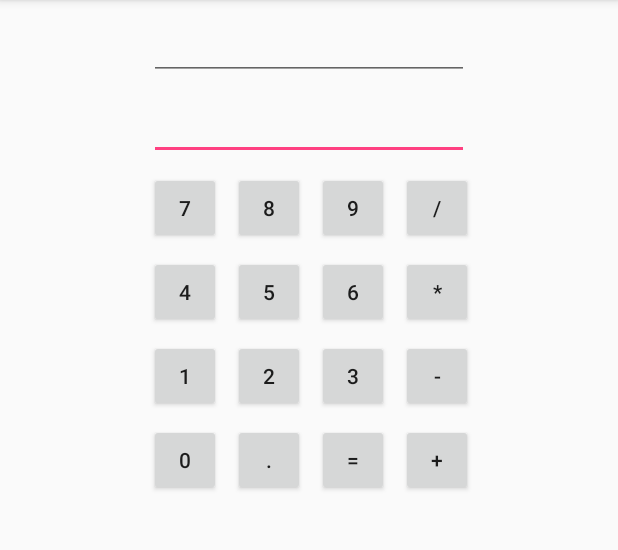
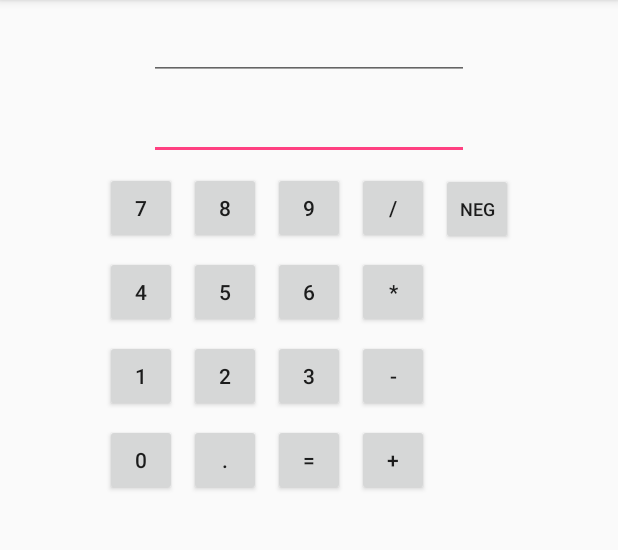
Before and after one commit to bmwanz/AndroidKotlinCalculator, an Android app: the screen it shows after launch (MainActivity), on a phone screen of 412 x 824 dp, the part 84-634 px from its top. Run offline under Robolectric (Android 15) with nearby library versions, the phone set to English and light mode, and no system bars.

Commit message:
added negative value button

```diff
--- a/app/src/main/java/com/maximumscrubbage/bw/androidkotlincalculator/MainActivity.kt
+++ b/app/src/main/java/com/maximumscrubbage/bw/androidkotlincalculator/MainActivity.kt
@@ -79,6 +79,22 @@ class MainActivity : AppCompatActivity() {
         button_multiply.setOnClickListener(opListener)
         button_divide.setOnClickListener(opListener)
         button_plus.setOnClickListener(opListener)
+
+        button_neg.setOnClickListener { view ->
+            val value = new_number.text.toString()
+            if (value.isEmpty()) {
+                new_number.setText("-")
+            } else {
+                try {
+                    var doubleValue = value.toDouble()
+                    doubleValue *= -1
+                    new_number.setText(doubleValue.toString())
+                } catch (e: NumberFormatException) {
+                    //newNumber was - or ., so clear it
+                    new_number.setText("")
+                }
+            }
+        }
     }
 
     private fun performOperation(value: Double, operation: String) {
--- a/app/src/main/res/layout-land/activity_main.xml
+++ b/app/src/main/res/layout-land/activity_main.xml
@@ -136,11 +136,13 @@
         android:id="@+id/button9"
         android:layout_width="wrap_content"
         android:layout_height="wrap_content"
-        android:layout_marginStart="4dp"
+        android:layout_marginEnd="8dp"
+        android:layout_marginStart="8dp"
         android:layout_marginTop="8dp"
         android:minWidth="48dp"
         android:text="9"
-        app:layout_constraintStart_toStartOf="@+id/guideline"
+        app:layout_constraintEnd_toEndOf="parent"
+        app:layout_constraintStart_toStartOf="parent"
         app:layout_constraintTop_toBottomOf="@+id/result" />
 
     <Button
@@ -152,6 +154,17 @@
         android:text="/"
         app:layout_constraintBaseline_toBaselineOf="@+id/button9"
         app:layout_constraintStart_toEndOf="@+id/button9" />
+
+    <Button
+        android:id="@+id/button_neg"
+        android:layout_width="wrap_content"
+        android:layout_height="wrap_content"
+        android:layout_marginStart="8dp"
+        android:minWidth="48dp"
+        android:text="Neg"
+        android:textSize="12sp"
+        app:layout_constraintBaseline_toBaselineOf="@+id/button_divide"
+        app:layout_constraintStart_toEndOf="@+id/button_divide" />
 
     <Button
         android:id="@+id/button_multiply"
--- a/app/src/main/res/layout/activity_main.xml
+++ b/app/src/main/res/layout/activity_main.xml
@@ -50,101 +50,97 @@
         android:id="@+id/button0"
         android:layout_width="wrap_content"
         android:layout_height="wrap_content"
-        android:layout_marginTop="8dp"
         android:minWidth="48dp"
         android:text="0"
-        app:layout_constraintStart_toStartOf="@+id/button1"
-        app:layout_constraintTop_toBottomOf="@+id/button1" />
+        app:layout_constraintBaseline_toBaselineOf="@+id/button_decimal"
+        app:layout_constraintStart_toStartOf="@+id/button1" />
 
     <Button
         android:id="@+id/button1"
         android:layout_width="wrap_content"
         android:layout_height="wrap_content"
-        android:layout_marginTop="8dp"
         android:minWidth="48dp"
         android:text="1"
-        app:layout_constraintStart_toStartOf="@+id/button4"
-        app:layout_constraintTop_toBottomOf="@+id/button4" />
+        app:layout_constraintBaseline_toBaselineOf="@+id/button2"
+        app:layout_constraintStart_toStartOf="@+id/button4" />
 
     <Button
         android:id="@+id/button2"
         android:layout_width="wrap_content"
         android:layout_height="wrap_content"
-        android:layout_marginStart="8dp"
         android:minWidth="48dp"
         android:text="2"
-        app:layout_constraintBaseline_toBaselineOf="@+id/button1"
-        app:layout_constraintStart_toEndOf="@+id/button1" />
+        app:layout_constraintBaseline_toBaselineOf="@+id/button3"
+        app:layout_constraintStart_toStartOf="@+id/button5" />
 
     <Button
         android:id="@+id/button3"
         android:layout_width="wrap_content"
         android:layout_height="wrap_content"
-        android:layout_marginStart="8dp"
+        android:layout_marginTop="8dp"
         android:minWidth="48dp"
         android:text="3"
-        app:layout_constraintBaseline_toBaselineOf="@+id/button2"
-        app:layout_constraintStart_toEndOf="@+id/button2" />
+        app:layout_constraintStart_toStartOf="@+id/button6"
+        app:layout_constraintTop_toBottomOf="@+id/button6" />
 
     <Button
         android:id="@+id/button4"
         android:layout_width="wrap_content"
         android:layout_height="wrap_content"
-        android:layout_marginTop="8dp"
         android:minWidth="48dp"
         android:text="4"
-        app:layout_constraintStart_toStartOf="@+id/button7"
-        app:layout_constraintTop_toBottomOf="@+id/button7" />
+        app:layout_constraintBaseline_toBaselineOf="@+id/button5"
+        app:layout_constraintStart_toStartOf="@+id/button7" />
 
     <Button
         android:id="@+id/button5"
         android:layout_width="wrap_content"
         android:layout_height="wrap_content"
-        android:layout_marginStart="8dp"
         android:minWidth="48dp"
         android:text="5"
-        app:layout_constraintBaseline_toBaselineOf="@+id/button4"
-        app:layout_constraintStart_toEndOf="@+id/button4" />
+        app:layout_constraintBaseline_toBaselineOf="@+id/button6"
+        app:layout_constraintStart_toStartOf="@+id/button8" />
 
     <Button
         android:id="@+id/button6"
         android:layout_width="wrap_content"
         android:layout_height="wrap_content"
-        android:layout_marginStart="8dp"
+        android:layout_marginTop="8dp"
         android:minWidth="48dp"
         android:text="6"
-        app:layout_constraintBaseline_toBaselineOf="@+id/button5"
-        app:layout_constraintStart_toEndOf="@+id/button5" />
+        app:layout_constraintStart_toStartOf="@+id/button9"
+        app:layout_constraintTop_toBottomOf="@+id/button9" />
 
     <Button
         android:id="@+id/button7"
         android:layout_width="wrap_content"
         android:layout_height="wrap_content"
-        android:layout_marginTop="8dp"
+        android:layout_marginEnd="8dp"
         android:minWidth="48dp"
         android:text="7"
-        app:layout_constraintStart_toStartOf="@+id/new_number"
-        app:layout_constraintTop_toBottomOf="@+id/new_number" />
+        app:layout_constraintBaseline_toBaselineOf="@+id/button8"
+        app:layout_constraintEnd_toStartOf="@+id/button8" />
 
     <Button
         android:id="@+id/button8"
         android:layout_width="wrap_content"
         android:layout_height="wrap_content"
-        android:layout_marginStart="8dp"
+        android:layout_marginEnd="8dp"
         android:minWidth="48dp"
         android:text="8"
-        app:layout_constraintBaseline_toBaselineOf="@+id/button7"
-        app:layout_constraintStart_toEndOf="@+id/button7" />
+        app:layout_constraintBaseline_toBaselineOf="@+id/button9"
+        app:layout_constraintEnd_toStartOf="@+id/button9" />
 
     <Button
         android:id="@+id/button9"
         android:layout_width="wrap_content"
         android:layout_height="wrap_content"
-        android:layout_marginStart="8dp"
+        android:layout_marginTop="8dp"
         android:minWidth="48dp"
         android:text="9"
-        app:layout_constraintBaseline_toBaselineOf="@+id/button8"
-        app:layout_constraintStart_toEndOf="@+id/button8" />
+        app:layout_constraintEnd_toEndOf="parent"
+        app:layout_constraintStart_toStartOf="parent"
+        app:layout_constraintTop_toBottomOf="@+id/new_number" />
 
     <Button
         android:id="@+id/button_divide"
@@ -157,53 +153,60 @@
         app:layout_constraintStart_toEndOf="@+id/button9" />
 
     <Button
-        android:id="@+id/button_multiply"
+        android:id="@+id/button_neg"
         android:layout_width="wrap_content"
         android:layout_height="wrap_content"
         android:layout_marginStart="8dp"
         android:minWidth="48dp"
+        android:text="neg"
+        android:textSize="12sp"
+        app:layout_constraintBaseline_toBaselineOf="@+id/button_divide"
+        app:layout_constraintStart_toEndOf="@+id/button_divide" />
+
+    <Button
+        android:id="@+id/button_multiply"
+        android:layout_width="wrap_content"
+        android:layout_height="wrap_content"
+        android:minWidth="48dp"
         android:text="*"
         app:layout_constraintBaseline_toBaselineOf="@+id/button6"
-        app:layout_constraintStart_toEndOf="@+id/button6" />
+        app:layout_constraintStart_toStartOf="@+id/button_divide" />
 
     <Button
         android:id="@+id/button_minus"
         android:layout_width="wrap_content"
         android:layout_height="wrap_content"
-        android:layout_marginStart="8dp"
         android:minWidth="48dp"
         android:text="-"
         app:layout_constraintBaseline_toBaselineOf="@+id/button3"
-        app:layout_constraintStart_toEndOf="@+id/button3" />
+        app:layout_constraintStart_toStartOf="@+id/button_multiply" />
 
     <Button
         android:id="@+id/button_decimal"
         android:layout_width="wrap_content"
         android:layout_height="wrap_content"
-        android:layout_marginStart="8dp"
         android:minWidth="48dp"
         android:text="."
-        app:layout_constraintBaseline_toBaselineOf="@+id/button0"
-        app:layout_constraintStart_toEndOf="@+id/button0" />
+        app:layout_constraintBaseline_toBaselineOf="@+id/button_equals"
+        app:layout_constraintStart_toStartOf="@+id/button2" />
 
     <Button
         android:id="@+id/button_equals"
         android:layout_width="wrap_content"
         android:layout_height="wrap_content"
-        android:layout_marginStart="8dp"
+        android:layout_marginTop="8dp"
         android:minWidth="48dp"
         android:text="="
-        app:layout_constraintBaseline_toBaselineOf="@+id/button_decimal"
-        app:layout_constraintStart_toEndOf="@+id/button_decimal" />
+        app:layout_constraintStart_toStartOf="@+id/button3"
+        app:layout_constraintTop_toBottomOf="@+id/button3" />
 
     <Button
         android:id="@+id/button_plus"
         android:layout_width="wrap_content"
         android:layout_height="wrap_content"
-        android:layout_marginStart="8dp"
         android:minWidth="48dp"
         android:text="+"
         app:layout_constraintBaseline_toBaselineOf="@+id/button_equals"
-        app:layout_constraintStart_toEndOf="@+id/button_equals" />
+        app:layout_constraintStart_toStartOf="@+id/button_minus" />
 
 </android.support.constraint.ConstraintLayout>
```
